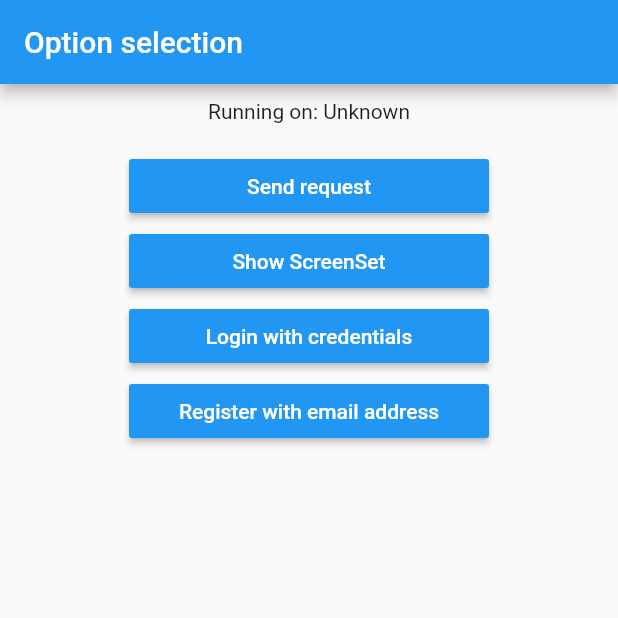
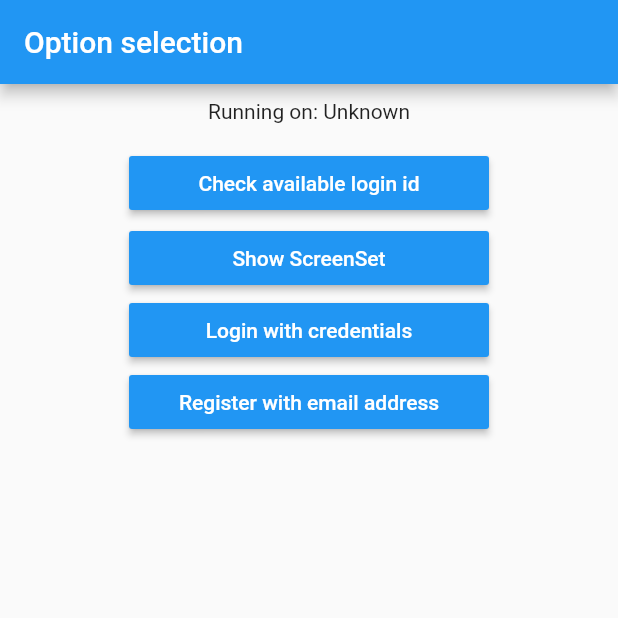
Before and after one commit to SAP/gigya-flutter-plugin, a Flutter app: the screen it shows after launch, on a phone screen of 412 x 824 dp, the top half of it. Run offline on Flutter 3.47's test engine with Material 2 defaults, Android fonts, the light colour scheme and no system bars.

Commit message:
#127837 - Demo app updates.
Contains all supported flows.

```diff
--- a/example/lib/routes/home_page.dart
+++ b/example/lib/routes/home_page.dart
@@ -69,7 +69,20 @@ class _HomePageWidgetState extends State<HomePageWidget> {
               crossAxisAlignment: CrossAxisAlignment.center,
               children: [
                 Center(child: Text('Running on: $_platformVersion\n')),
-                HomeButtonWidget(route: '/send_request', text: 'Send request'),
+                ButtonTheme(
+                  minWidth: 240,
+                  child: RaisedButton(
+                    textColor: Colors.white,
+                    onPressed: () {
+                      Navigator.pushNamed(context, '/send_requests').then((val) {
+                        setState(() {
+                          debugPrint('Refresh on back');
+                        });
+                      });
+                    },
+                    child: Text('Check available login id'),
+                  ),
+                ),
                 loggedIn
                     ? Container()
                     : Padding(
@@ -80,17 +93,65 @@ class _HomePageWidgetState extends State<HomePageWidget> {
                             textColor: Colors.white,
                             onPressed: () {
                               GigyaSdk.instance.showScreenSet("Default-RegistrationLogin", (event, map) {
-                                print(event);
-                                print(map);
+                                debugPrint('Screen set event received: $event');
+                                debugPrint('Screen set event data received: $map');
+                                if (event == 'onHide' || event == 'onLogin') {
+                                  setState(() {});
+                                }
                               });
                             },
                             child: Text("Show ScreenSet"),
                           ),
                         ),
                       ),
-                loggedIn ? Container() : HomeButtonWidget(route: '/login_credentials', text: 'Login with credentials'),
-                loggedIn ? Container() : HomeButtonWidget(route: '/register_email', text: 'Register with email address'),
-                loggedIn ? HomeButtonWidget(route: '/account_information', text: 'getAccount') : Container(),
+                loggedIn
+                    ? Container()
+                    : ButtonTheme(
+                        minWidth: 240,
+                        child: RaisedButton(
+                          textColor: Colors.white,
+                          onPressed: () {
+                            Navigator.pushNamed(context, '/login_credentials').then((val) {
+                              setState(() {
+                                debugPrint('Refresh on back');
+                              });
+                            });
+                          },
+                          child: Text('Login with credentials'),
+                        ),
+                      ),
+                loggedIn
+                    ? Container()
+                    : ButtonTheme(
+                        minWidth: 240,
+                        child: RaisedButton(
+                          textColor: Colors.white,
+                          onPressed: () {
+                            Navigator.pushNamed(context, '/register_email').then((val) {
+                              setState(() {
+                                debugPrint('Refresh on back');
+                              });
+                            });
+                          },
+                          child: Text('Register with email address'),
+                        ),
+                      ),
+                loggedIn
+                    ? ButtonTheme(
+                        minWidth: 240,
+                        child: RaisedButton(
+                          textColor: Colors.white,
+                          onPressed: () {
+                            Navigator.pushNamed(context, '/account_information').then((val) {
+                              setState(() {
+                                debugPrint('Refresh on back');
+                              });
+                            });
+                          },
+                          child: Text('Account information'),
+                        ),
+                      )
+                    : Container(),
                 loggedIn
                     ? ButtonTheme(
                         minWidth: 240,
@@ -105,7 +166,22 @@ class _HomePageWidgetState extends State<HomePageWidget> {
                         ),
                       )
                     : Container(),
-                loggedIn ? HomeButtonWidget(route: '/manage_connections', text: 'Manage connections') : Container()
+                loggedIn
+                    ? ButtonTheme(
+                        minWidth: 240,
+                        child: RaisedButton(
+                          textColor: Colors.white,
+                          onPressed: () {
+                            Navigator.pushNamed(context, '/manage_connections').then((val) {
+                              setState(() {
+                                debugPrint('Refresh on back');
+                              });
+                            });
+                          },
+                          child: Text('Manage connections'),
+                        ),
+                      )
+                    : Container(),
               ],
             ),
           ),
@@ -114,27 +190,3 @@ class _HomePageWidgetState extends State<HomePageWidget> {
     );
   }
 }
-
-class HomeButtonWidget extends StatelessWidget {
-  final String route;
-  final String text;
-
-  const HomeButtonWidget({Key key, this.route, this.text}) : super(key: key);
-
-  @override
-  Widget build(BuildContext context) {
-    return Padding(
-      padding: const EdgeInsets.only(top: 2),
-      child: ButtonTheme(
-        minWidth: 240,
-        child: RaisedButton(
-          textColor: Colors.white,
-          onPressed: () {
-            Navigator.pushNamed(context, route);
-          },
-          child: Text(text),
-        ),
-      ),
-    );
-  }
-}
```
